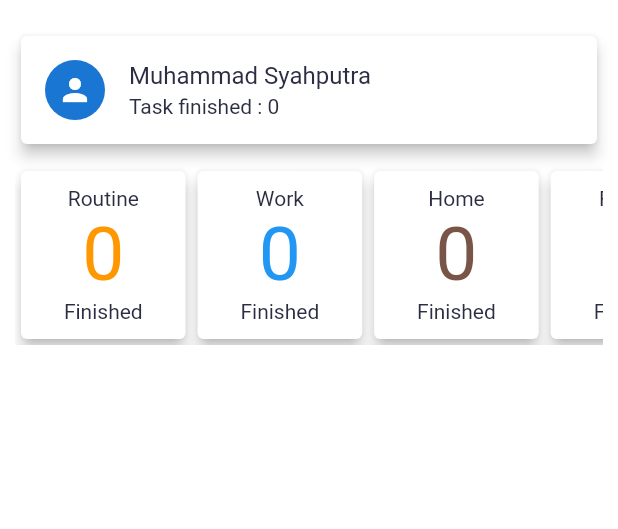
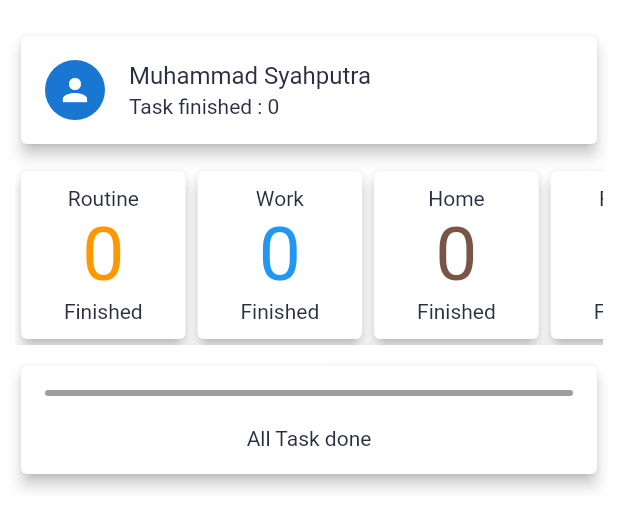
Before and after one commit to MhmmdSyahputra/TodoList-flutter, a Flutter app: the ProfileScreen widget shown alone on an empty page, opened directly, on a phone screen of 412 x 824 dp. Shown: the top 529 px of the screen. Run offline on Flutter 3.47's test engine with Material 2 defaults, Android fonts, the light colour scheme and no system bars; our stand-ins replace date_time_picker, table_calendar.

Commit message:
progress bar

```diff
--- a/lib/views/screenProfile.dart
+++ b/lib/views/screenProfile.dart
@@ -22,6 +22,35 @@ class _ProfileScreenState extends State<ProfileScreen> {
   Widget build(BuildContext context) {
     final provThemeMode = Provider.of<ThemeProvider>(context).enableDarkMode;
 
+    final provCountTodo = Provider.of<TodoProvider>(context);
+
+    listCheck() {
+      return provCountTodo.todoList
+          .where((allList) => allList.isCheck == true)
+          .map((allList) {})
+          .toList()
+          .length;
+    }
+
+    listUnCheck() {
+      return provCountTodo.todoList
+          .where((allList) => allList.isCheck == false)
+          .map((allList) {})
+          .toList()
+          .length;
+    }
+
+    allList() {
+      return provCountTodo.todoList.map((allList) {}).toList().length;
+    }
+
+    displayText() {
+      if (listUnCheck() == 0) {
+        return 'All Task done';
+      }
+      return 'You still have ${listUnCheck()} task(s) to do';
+    }
+
     return Container(
       color: myThemeBottom(provThemeMode),
       child: Padding(
@@ -37,6 +66,38 @@ class _ProfileScreenState extends State<ProfileScreen> {
                   return CardCategory(data: res);
                 }).toList(),
               ),
+            ),
+            Container(
+              padding: EdgeInsets.symmetric(vertical: 10),
+              child: Card(
+                  elevation: 4,
+                  color: myThemeBottom(provThemeMode),
+                  child: Padding(
+                    padding: const EdgeInsets.all(16.0),
+                    child: Column(children: [
+                      SliderTheme(
+                        data: const SliderThemeData(
+                            thumbShape:
+                                RoundSliderThumbShape(disabledThumbRadius: 0),
+                            overlayShape:
+                                RoundSliderOverlayShape(overlayRadius: 0),
+                            disabledInactiveTrackColor: Colors.grey,
+                            disabledActiveTrackColor: Color(0xcc0077b6)),
+                        child: Slider(
+                            value: listCheck().toDouble(),
+                            max:
+                                allList().toDouble(), // Durasi lagu disesuaikan
+                            onChanged: null),
+                      ),
+                      SizedBox(
+                        height: 20,
+                      ),
+                      Text(
+                        '${displayText()}',
+                        style: TextStyle(color: myTheme(!provThemeMode)),
+                      )
+                    ]),
+                  )),
             )
           ],
         ),
```
